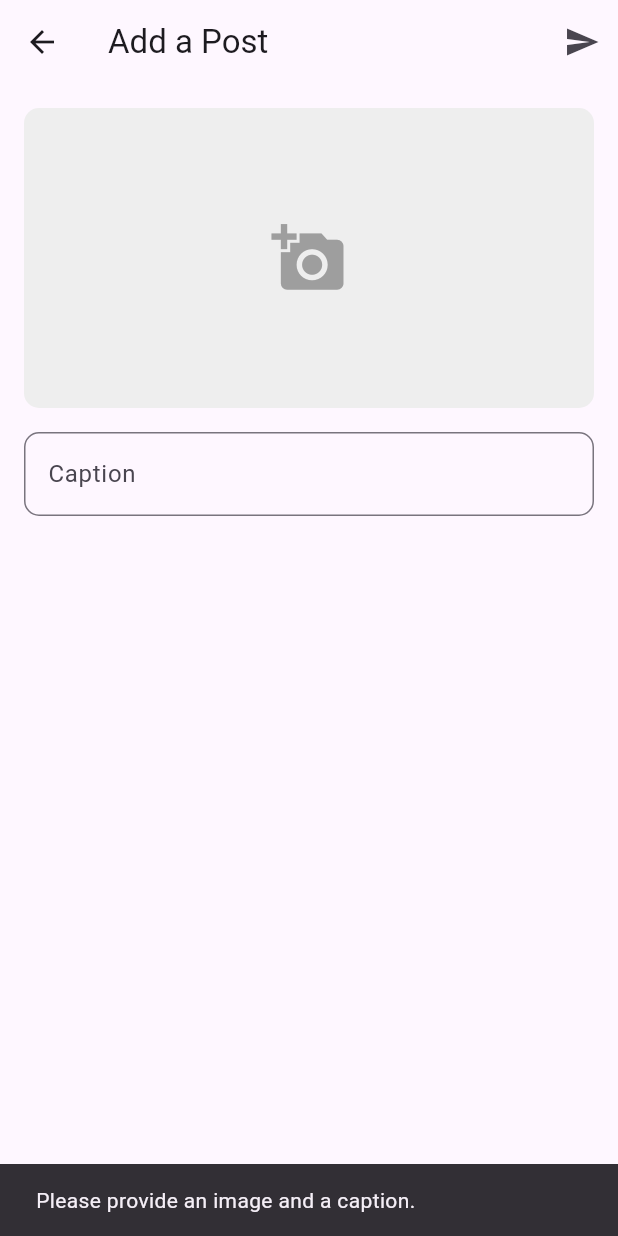
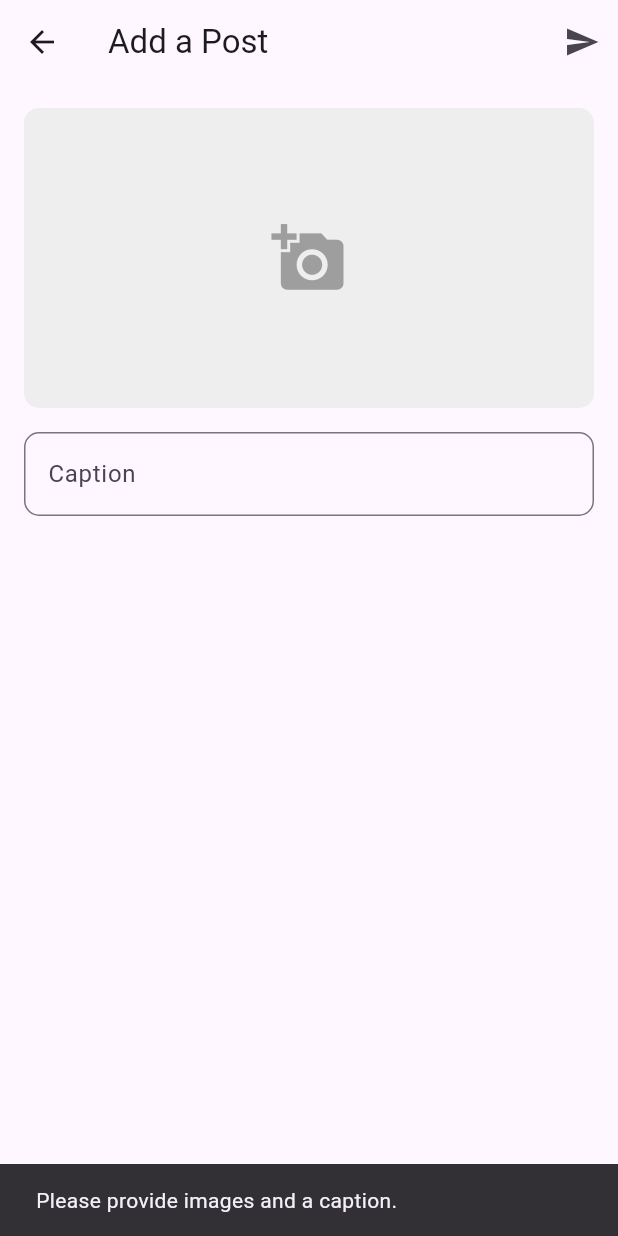
Before and after one commit to AlvinTanaya/proyek_ambw, a Flutter app: the AddPostImageScreen screen opened directly, after a tap on the "send" icon, on a phone screen of 412 x 824 dp. Run offline on Flutter 3.47's test engine with Material 3 defaults, Android fonts, the phone set to English and light mode, and no system bars; our stand-ins replace carousel_slider, cloud_firestore, firebase_auth, firebase_core, firebase_storage, image_cropper and 2 more; accounts and stored records are empty.

Commit message:
alvin sugeng

```diff
--- a/lib/screens/addPost_screen.dart
+++ b/lib/screens/addPost_screen.dart
@@ -1,5 +1,4 @@
 import 'dart:io';
-
 import 'package:cloud_firestore/cloud_firestore.dart';
 import 'package:firebase_auth/firebase_auth.dart';
 import 'package:firebase_storage/firebase_storage.dart' as firebase_storage;
@@ -7,7 +6,6 @@ import 'package:flutter/material.dart';
 import 'package:image_cropper/image_cropper.dart';
 import 'package:image_picker/image_picker.dart';
 import 'package:video_player/video_player.dart';
-
 import 'base_screen.dart';
 import 'home_screen.dart';
 
@@ -147,13 +145,15 @@ class AddPostImageScreen extends StatefulWidget {
 
 class _AddPostImageScreenState extends State<AddPostImageScreen> {
   final TextEditingController _captionController = TextEditingController();
-  File? _image;
+  List<File> _images = [];
   final picker = ImagePicker();
 
   Future getImage() async {
-    final pickedFile = await picker.getImage(source: ImageSource.gallery);
+    final pickedFiles = await picker.pickMultiImage();
 
-    if (pickedFile != null) {
+    if (pickedFiles != null) {
+      List<File> croppedFiles = [];
+      for (var pickedFile in pickedFiles) {
         File? croppedFile = await ImageCropper().cropImage(
           sourcePath: pickedFile.path,
           aspectRatioPresets: [CropAspectRatioPreset.square],
@@ -169,9 +169,12 @@ class _AddPostImageScreenState extends State<AddPostImageScreen> {
             aspectRatioLockEnabled: true,
           ),
         );
-
+        if (croppedFile != null) {
+          croppedFiles.add(croppedFile);
+        }
+      }
       setState(() {
-        _image = croppedFile;
+        _images = croppedFiles;
       });
     } else {
       print('No image picked.');
@@ -179,9 +182,9 @@ class _AddPostImageScreenState extends State<AddPostImageScreen> {
   }
 
   Future uploadPost(BuildContext context) async {
-    if (_image == null || _captionController.text.isEmpty) {
+    if (_images.isEmpty || _captionController.text.isEmpty) {
       ScaffoldMessenger.of(context).showSnackBar(SnackBar(
-        content: Text("Please provide an image and a caption."),
+        content: Text("Please provide images and a caption."),
       ));
       return;
     }
@@ -202,18 +205,22 @@ class _AddPostImageScreenState extends State<AddPostImageScreen> {
       String username = userData['username'] ?? 'Anonymous';
       String profilePicture = userData['profilePicture'] ?? 'default.png';
 
+      List<String> imageUrls = [];
+      for (var image in _images) {
         String fileName =
-          'posts/${DateTime.now().millisecondsSinceEpoch.toString()}';
+            'posts/${DateTime.now().millisecondsSinceEpoch.toString()}_${_images.indexOf(image)}';
         firebase_storage.UploadTask task = firebase_storage
             .FirebaseStorage.instance
             .ref(fileName)
-          .putFile(_image!);
+            .putFile(image);
 
         final snapshot = await task.whenComplete(() {});
         final imageUrl = await snapshot.ref.getDownloadURL();
+        imageUrls.add(imageUrl);
+      }
 
       await FirebaseFirestore.instance.collection('post').add({
-        'imageUrl': imageUrl,
+        'imageUrls': imageUrls,
         'userProfile': profilePicture,
         'caption': username,
         'description': _captionController.text,
@@ -258,9 +265,17 @@ class _AddPostImageScreenState extends State<AddPostImageScreen> {
                     borderRadius: BorderRadius.circular(10),
                   ),
                   child: Center(
-                    child: _image == null
+                    child: _images.isEmpty
                         ? Icon(Icons.add_a_photo, size: 50, color: Colors.grey)
-                        : Image.file(_image!, fit: BoxFit.cover, height: 200),
+                        : ListView(
+                            scrollDirection: Axis.horizontal,
+                            children: _images
+                                .map((image) => Padding(
+                                      padding: const EdgeInsets.all(8.0),
+                                      child: Image.file(image, fit: BoxFit.cover, height: 200),
+                                    ))
+                                .toList(),
+                          ),
                   ),
                 ),
               ),
--- a/lib/screens/marketplace_detail_screen.dart
+++ b/lib/screens/marketplace_detail_screen.dart
@@ -119,6 +119,7 @@ class MarketPlaceDetailScreen extends StatelessWidget {
                     );
                   }).toList(),
                 ),
+
                 Positioned(
                   bottom: 10,
                   left: 0,
```
Also changed, not shown: lib/screens/home_screen.dart (+72 -12 lines), 1 other file. Lines whose indentation alone changed are shown as unchanged.
